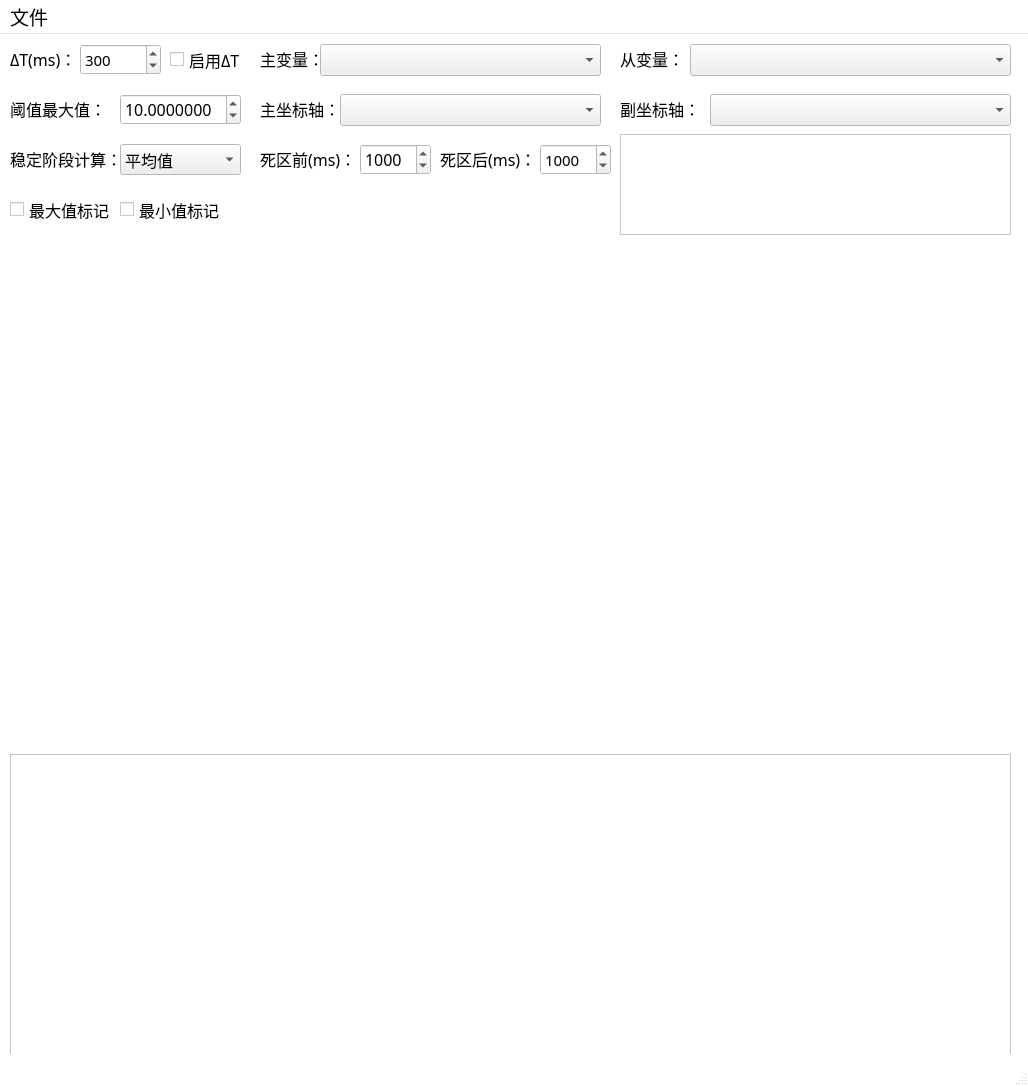
banniford/DataAnalysisApp, file ui/DataAnalysis.ui: the form before one commit.
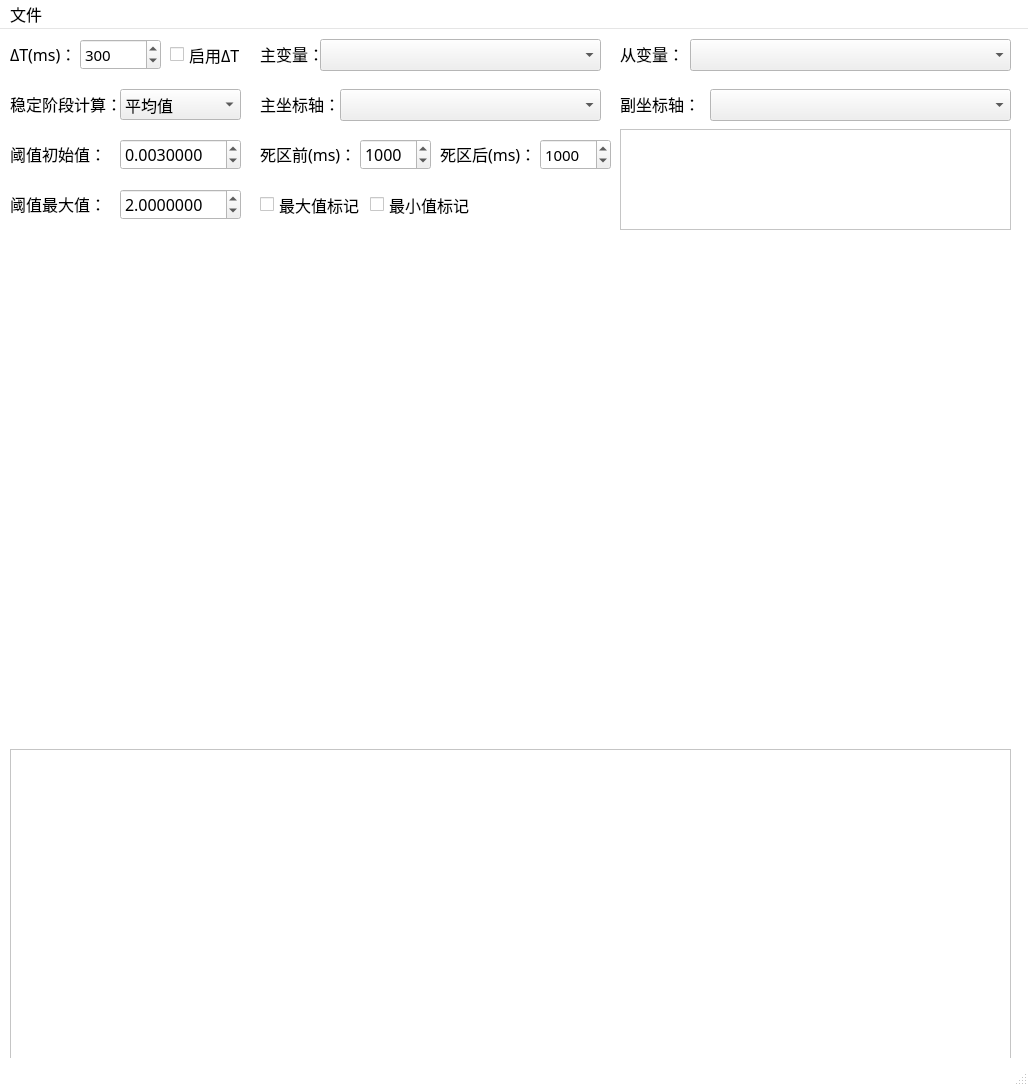
The form after the commit. Icons and pictures are not drawn. Custom widgets are drawn as their Qt base class.

Patch:
```diff
--- a/ui/DataAnalysis.ui
+++ b/ui/DataAnalysis.ui
@@ -59,7 +59,7 @@
   <property name="font">
    <font>
     <family>黑体</family>
-    <pointsize>14</pointsize>
+    <pointsize>12</pointsize>
    </font>
   </property>
   <property name="windowTitle">
@@ -376,7 +376,7 @@
     <property name="geometry">
      <rect>
       <x>120</x>
-      <y>110</y>
+      <y>60</y>
       <width>121</width>
       <height>31</height>
      </rect>
@@ -397,7 +397,7 @@
     <property name="geometry">
      <rect>
       <x>10</x>
-      <y>100</y>
+      <y>50</y>
       <width>111</width>
       <height>50</height>
      </rect>
@@ -422,7 +422,7 @@
    <widget class="QCheckBox" name="checkBox_1">
     <property name="geometry">
      <rect>
-      <x>10</x>
+      <x>260</x>
       <y>160</y>
       <width>101</width>
       <height>31</height>
@@ -441,7 +441,7 @@
    <widget class="QCheckBox" name="checkBox_2">
     <property name="geometry">
      <rect>
-      <x>120</x>
+      <x>370</x>
       <y>160</y>
       <width>101</width>
       <height>31</height>
@@ -467,7 +467,7 @@
     <property name="geometry">
      <rect>
       <x>10</x>
-      <y>50</y>
+      <y>150</y>
       <width>101</width>
       <height>50</height>
      </rect>
@@ -493,7 +493,7 @@
     <property name="geometry">
      <rect>
       <x>120</x>
-      <y>60</y>
+      <y>160</y>
       <width>121</width>
       <height>31</height>
      </rect>
@@ -508,7 +508,7 @@
      <number>7</number>
     </property>
     <property name="value">
-     <double>10.000000000000000</double>
+     <double>2.000000000000000</double>
     </property>
    </widget>
    <widget class="QCheckBox" name="checkBox_3">
@@ -616,6 +616,54 @@
      </font>
     </property>
    </widget>
+   <widget class="QDoubleSpinBox" name="doubleSpinBox_3">
+    <property name="geometry">
+     <rect>
+      <x>120</x>
+      <y>110</y>
+      <width>121</width>
+      <height>31</height>
+     </rect>
+    </property>
+    <property name="font">
+     <font>
+      <family>黑体</family>
+      <pointsize>12</pointsize>
+     </font>
+    </property>
+    <property name="decimals">
+     <number>7</number>
+    </property>
+    <property name="value">
+     <double>0.003000000000000</double>
+    </property>
+   </widget>
+   <widget class="QLabel" name="label_9">
+    <property name="geometry">
+     <rect>
+      <x>10</x>
+      <y>100</y>
+      <width>101</width>
+      <height>50</height>
+     </rect>
+    </property>
+    <property name="font">
+     <font>
+      <family>黑体</family>
+      <pointsize>12</pointsize>
+      <bold>false</bold>
+     </font>
+    </property>
+    <property name="lineWidth">
+     <number>1</number>
+    </property>
+    <property name="text">
+     <string>阈值初始值：</string>
+    </property>
+    <property name="textFormat">
+     <enum>Qt::AutoText</enum>
+    </property>
+   </widget>
   </widget>
   <widget class="QMenuBar" name="menubar">
    <property name="geometry">
@@ -623,13 +671,13 @@
      <x>0</x>
      <y>0</y>
      <width>1028</width>
-     <height>25</height>
+     <height>22</height>
     </rect>
    </property>
    <property name="font">
     <font>
      <family>黑体</family>
-     <pointsize>14</pointsize>
+     <pointsize>12</pointsize>
     </font>
    </property>
    <widget class="QMenu" name="menu_0">
```
